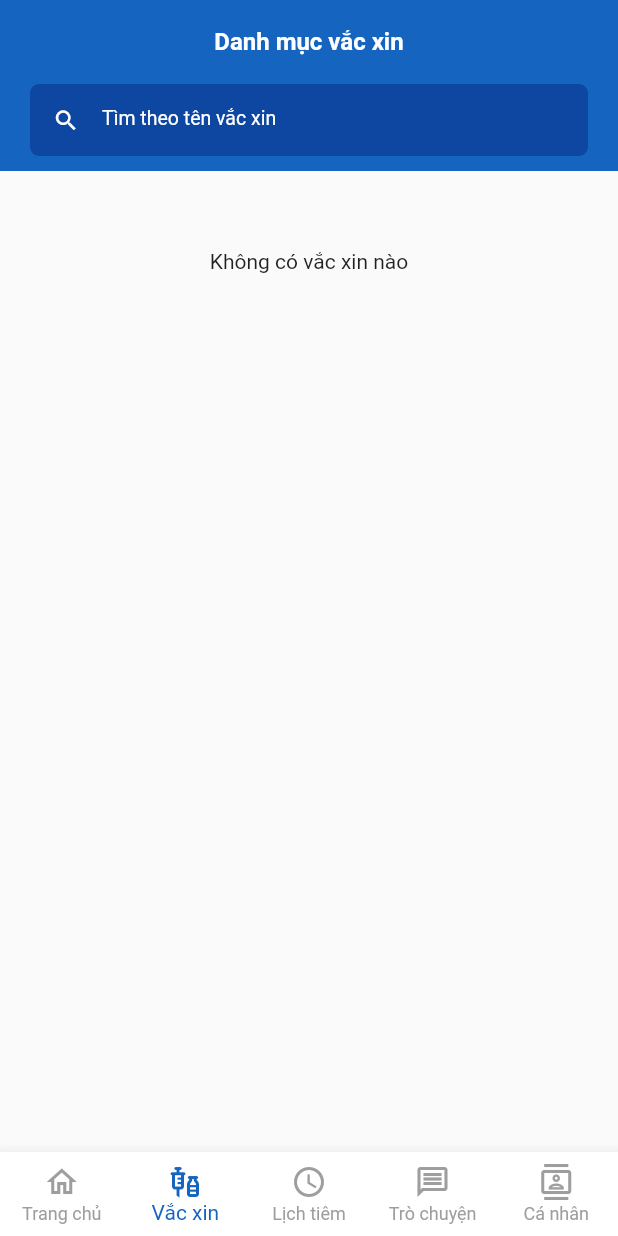
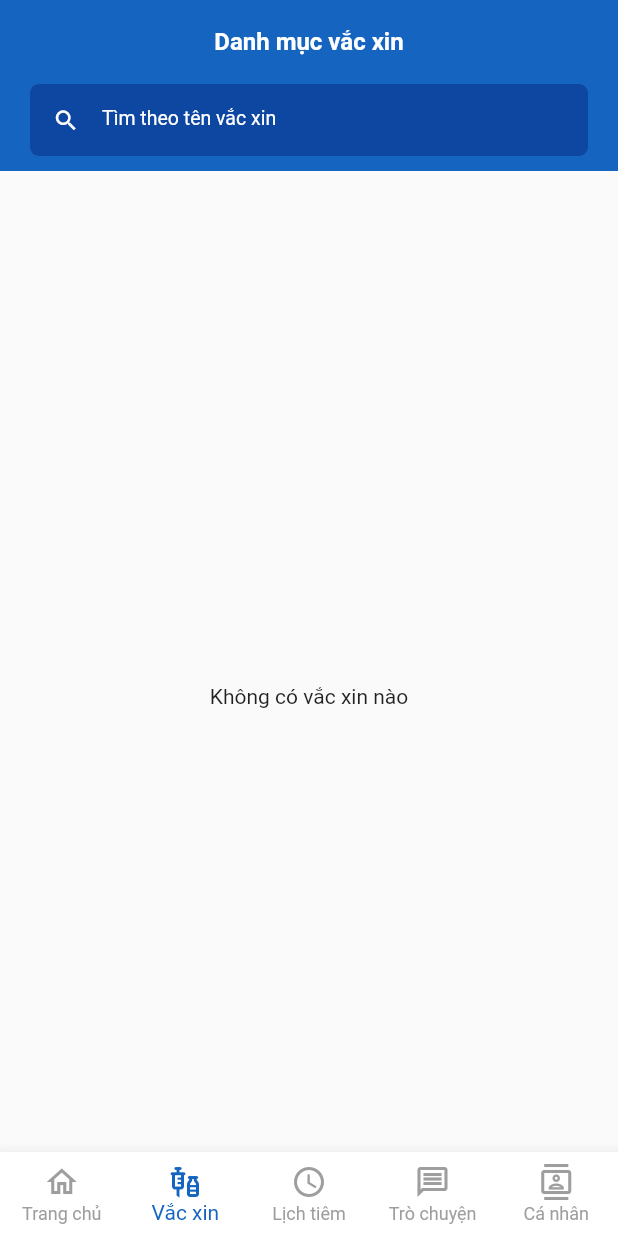
Before and after one commit to hoduy2904/HUFI_VNVC_APPLICATION, a Flutter app: the MyApp screen opened directly, item 2 of the bottom bar chosen, on a phone screen of 412 x 824 dp. Run offline on Flutter 3.47's test engine with Material 2 defaults, Android fonts, the light colour scheme and no system bars; our stand-ins replace carousel_slider, equatable, firebase_core, firebase_messaging, flutter_bloc, flutter_html and 6 more; missing offline and left inert: age_calculator; accounts and stored records are empty; network calls fail.

Commit message:
fix layout

```diff
--- a/lib/widgets/list_vaccine_widget.dart
+++ b/lib/widgets/list_vaccine_widget.dart
@@ -58,10 +58,11 @@ class VaccineListWidget extends StatelessWidget {
               BlocBuilder<VaccineBloc, VaccineState>(
                   builder: ((context, state) {
                 if (state.vaccineStatus == VaccineStatus.VaccineLoading) {
-                  return Center(
+                  return Expanded(
+                      child: Center(
                     child: LoadingAnimationWidget.fourRotatingDots(
                         color: ColorTheme.primary, size: 24),
-                  );
+                  ));
                 } else if (state.vaccineStatus ==
                     VaccineStatus.VaccineSuccess) {
                   return Expanded(
@@ -86,9 +87,10 @@ class VaccineListWidget extends StatelessWidget {
                     ],
                   ));
                 } else {
-                  return const Center(
+                  return const Expanded(
+                      child: Center(
                     child: Text("Không có vắc xin nào"),
-                  );
+                  ));
                 }
               }))
             ])));
```
Also changed, not shown: lib/screens/cart/cart.dart (+11 -6 lines), lib/screens/order/order.dart (+8 -2 lines), lib/screens/order/payment_order.dart (+6 -1 lines).
